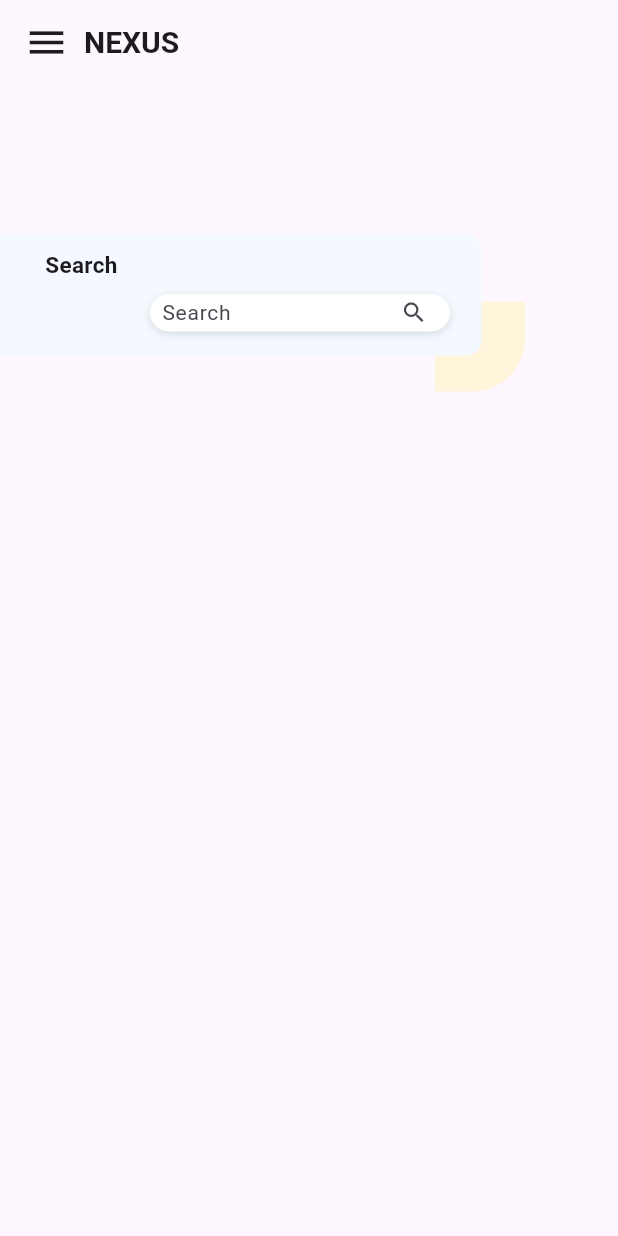
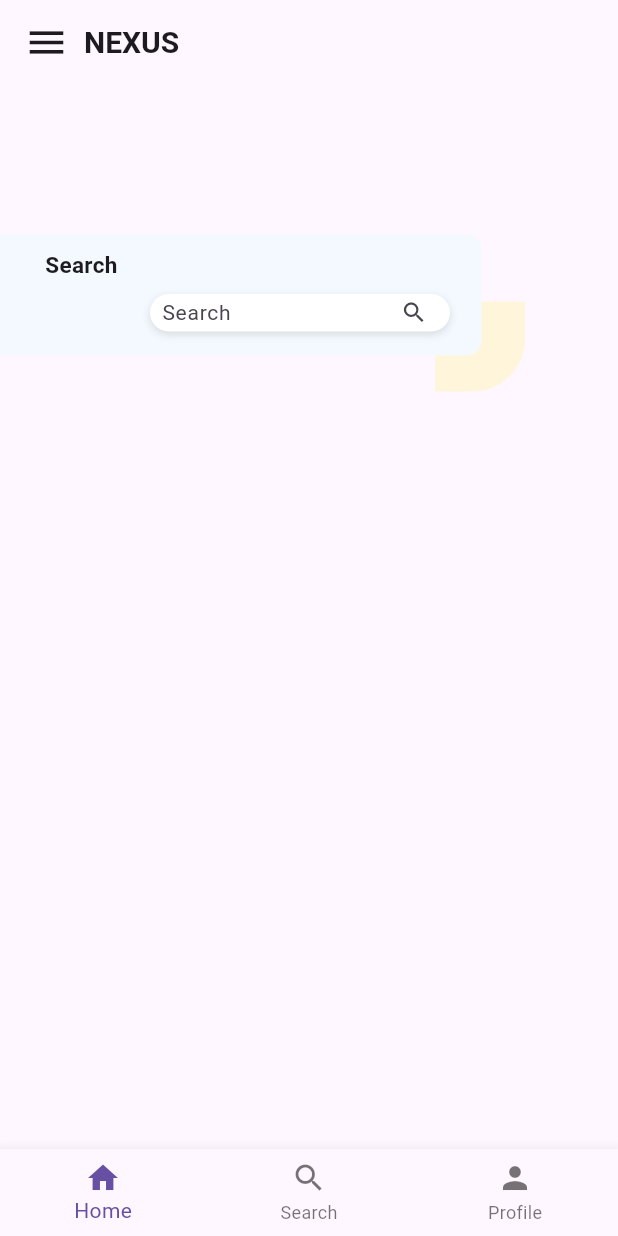
Before and after one commit to DAMNyul/Flutter_NEXUS, a Flutter app: the screen it shows after launch, on a phone screen of 412 x 824 dp. Run offline on Flutter 3.47's test engine with Material 3 defaults, Android fonts, the phone set to English and light mode, and no system bars.

Commit message:
하단 바 (Beta)

```diff
--- a/lib/MainPage/main_page.dart
+++ b/lib/MainPage/main_page.dart
@@ -8,22 +8,25 @@ class MainPage extends StatefulWidget {
 }
 
 class _MainPageState extends State<MainPage> {
-  // TextField의 입력 값을 관리할 TextEditingController 생성
   final TextEditingController _textController = TextEditingController();
+  int _selectedIndex = 0; // 현재 선택된 네비게이션 아이템 인덱스
 
   // 입력된 값을 저장하는 메서드
   void _saveInputValue() {
-    // 컨트롤러에서 현재 텍스트를 가져옵니다.
     String inputValue = _textController.text;
-    // 입력 값을 출력하거나 다른 곳에 저장하는 작업을 수행
-    print('입력된 값: $inputValue'); // 입력 값을 출력
+    print('입력된 값: $inputValue');
+    _textController.clear();
+  }
 
-    _textController.clear();
+  // 네비게이션 아이템이 선택될 때 호출되는 메서드
+  void _onItemTapped(int index) {
+    setState(() {
+      _selectedIndex = index; // 선택된 아이템의 인덱스를 업데이트
+    });
   }
 
   @override
   void dispose() {
-    // 화면이 사라질 때 컨트롤러를 해제
     _textController.dispose();
     super.dispose();
   }
@@ -61,10 +64,11 @@ class _MainPageState extends State<MainPage> {
               height: 60,
               width: 60,
               decoration: const BoxDecoration(
-                  color: Color(0xFFFFF5DB),
-                  borderRadius: BorderRadius.only(
-                    bottomRight: Radius.circular(35),
-                  )),
+                color: Color(0xFFFFF5DB),
+                borderRadius: BorderRadius.only(
+                  bottomRight: Radius.circular(35),
+                ),
+              ),
             ),
           ),
           Positioned(
@@ -97,7 +101,7 @@ class _MainPageState extends State<MainPage> {
             left: 100,
             child: Container(
               width: 200,
-              height: 25, // 컨테이너 높이 유지
+              height: 25,
               decoration: BoxDecoration(
                 color: Colors.white,
                 borderRadius: BorderRadius.circular(20),
@@ -110,7 +114,7 @@ class _MainPageState extends State<MainPage> {
                 ],
               ),
               child: TextField(
-                controller: _textController, // TextEditingController 연결
+                controller: _textController,
                 decoration: const InputDecoration(
                   hintText: "Search",
                   isCollapsed: true,
@@ -123,12 +127,31 @@ class _MainPageState extends State<MainPage> {
                 ),
                 style: const TextStyle(fontSize: 14),
                 textAlignVertical: TextAlignVertical.center,
-                onSubmitted: (_) => _saveInputValue(), // 입력 완료 시 값 저장
+                onSubmitted: (_) => _saveInputValue(),
               ),
             ),
           ),
         ],
       ),
+      // 하단 네비게이션 바 추가
+      bottomNavigationBar: BottomNavigationBar(
+        items: const [
+          BottomNavigationBarItem(
+            icon: Icon(Icons.home),
+            label: 'Home',
+          ),
+          BottomNavigationBarItem(
+            icon: Icon(Icons.search),
+            label: 'Search',
+          ),
+          BottomNavigationBarItem(
+            icon: Icon(Icons.person),
+            label: 'Profile',
+          ),
+        ],
+        currentIndex: _selectedIndex, // 선택된 아이템 인덱스
+        onTap: _onItemTapped, // 아이템 선택 시 호출될 메서드
+      ),
     );
   }
 }
```
Also changed, not shown: image/test.svg (added).
